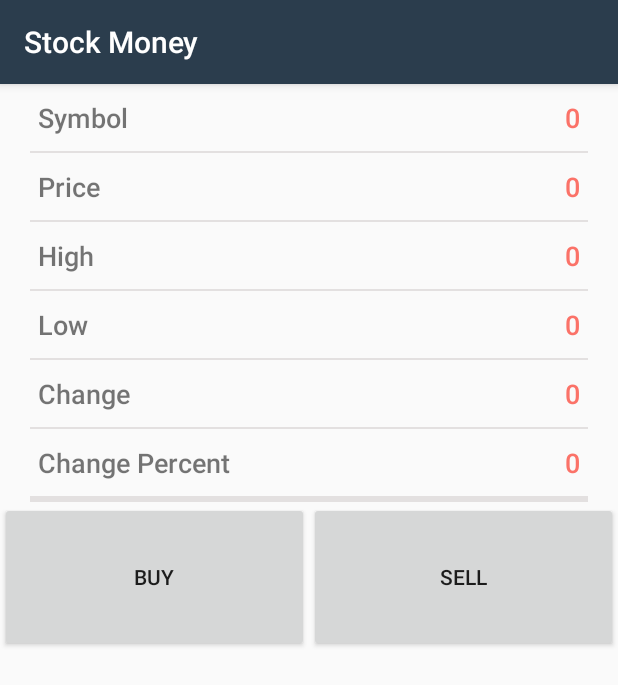
After one commit to ErR0rpj/StockMoney, an Android app: the StockDetailActivity screen opened directly, with no data from a screen before it, on a phone screen of 412 x 824 dp. The commit adds this screen. Shown: the top 685 px of the screen. Run offline under Robolectric (Android 15) with nearby library versions, the phone set to English and light mode, and no system bars; network calls fail.

Commit message:
All error resolved, stockdetailactivity created but not tested

```diff
--- a/app/src/main/AndroidManifest.xml
+++ b/app/src/main/AndroidManifest.xml
@@ -2,8 +2,8 @@
 <manifest xmlns:android="http://schemas.android.com/apk/res/android"
     package="com.example.stockmoney">
 
-    <uses-permission android:name="android.permission.INTERNET"/>
-    <uses-permission android:name="android.permission.ACCESS_NETWORK_STATE"/>
+    <uses-permission android:name="android.permission.INTERNET" />
+    <uses-permission android:name="android.permission.ACCESS_NETWORK_STATE" />
 
     <application
         android:allowBackup="true"
@@ -12,6 +12,7 @@
         android:roundIcon="@mipmap/ic_launcher_round"
         android:supportsRtl="true"
         android:theme="@style/AppTheme">
+        <activity android:name=".StockDetailActivity"></activity>
         <activity
             android:name=".MainActivity"
             android:label="@string/app_name">
--- /dev/null
+++ b/app/src/main/java/com/example/stockmoney/StockDetailActivity.java
@@ -0,0 +1,14 @@
+package com.example.stockmoney;
+
+import androidx.appcompat.app.AppCompatActivity;
+
+import android.os.Bundle;
+
+public class StockDetailActivity extends AppCompatActivity {
+
+    @Override
+    protected void onCreate(Bundle savedInstanceState) {
+        super.onCreate(savedInstanceState);
+        setContentView(R.layout.activity_stock_detail);
+    }
+}
--- a/app/src/main/java/com/example/stockmoney/ui/search/SearchFragment.java
+++ b/app/src/main/java/com/example/stockmoney/ui/search/SearchFragment.java
@@ -72,7 +72,7 @@ public class SearchFragment extends Fragment {
          listViewstocks.setOnItemClickListener(new AdapterView.OnItemClickListener() {
              @Override
              public void onItemClick(AdapterView<?> parent, View view, int position, long id) {
-                    startActivity(new Intent(getApplicationContext(), StockDetailActivity.class).putExtra("position",position));
+                    startActivity(new Intent(getContext(), StockDetailActivity.class).putExtra("position",position));
              }
          });
 
@@ -149,7 +149,7 @@ public class SearchFragment extends Fragment {
 
                     }
 
-                    mystockadapter = new mystockadapter(SearchFragment.this,stockmodelList);
+                    mystockadapter = new mystockadapter(getActivity(),stockmodelList);
                     listViewstocks.setAdapter(mystockadapter);
 
 
--- /dev/null
+++ b/app/src/main/res/layout/activity_stock_detail.xml
@@ -0,0 +1,264 @@
+<?xml version="1.0" encoding="utf-8"?>
+<LinearLayout xmlns:android="http://schemas.android.com/apk/res/android"
+    xmlns:app="http://schemas.android.com/apk/res-auto"
+    xmlns:tools="http://schemas.android.com/tools"
+    android:layout_width="match_parent"
+    android:layout_height="match_parent"
+    android:orientation="vertical"
+    tools:context=".StockDetailActivity">
+
+    <RelativeLayout
+        android:layout_width="match_parent"
+        android:layout_height="wrap_content"
+        android:layout_marginRight="25dp"
+        android:layout_marginLeft="25dp"
+        android:layout_marginTop="10dp"
+        android:layout_marginBottom="10dp">
+
+        <TextView
+            android:layout_width="wrap_content"
+            android:layout_height="wrap_content"
+            android:fontFamily="sans-serif-light"
+            android:text="Symbol"
+            android:textStyle="bold"
+            android:textSize="18sp"/>
+        <TextView
+            android:id="@+id/symbol"
+            android:layout_width="fill_parent"
+            android:layout_height="wrap_content"
+            android:text="0"
+            android:textAlignment="textEnd"
+            android:textSize="18sp"
+            android:textColor="@color/color_one"
+            android:textStyle="bold"
+            android:fontFamily="sans-serif-light"
+            android:layout_alignParentRight="true"/>
+
+    </RelativeLayout>
+    <View
+        android:layout_width="match_parent"
+        android:layout_height="1dp"
+        android:background="@color/color_two"
+        android:layout_marginLeft="20dp"
+        android:layout_marginRight="20dp"
+        />
+    <RelativeLayout
+        android:layout_width="match_parent"
+        android:layout_height="wrap_content"
+        android:layout_marginRight="25dp"
+        android:layout_marginLeft="25dp"
+        android:layout_marginTop="10dp"
+        android:layout_marginBottom="10dp">
+
+        <TextView
+            android:layout_width="wrap_content"
+            android:layout_height="wrap_content"
+            android:fontFamily="sans-serif-light"
+            android:text="Price"
+            android:textStyle="bold"
+            android:textSize="18sp"/>
+        <TextView
+            android:layout_width="fill_parent"
+            android:layout_height="wrap_content"
+            android:text="0"
+            android:id="@+id/price"
+            android:textAlignment="textEnd"
+            android:textSize="18sp"
+
+            android:textColor="@color/color_one"
+            android:textStyle="bold"
+            android:fontFamily="sans-serif-light"
+            android:layout_alignParentRight="true"/>
+
+    </RelativeLayout>
+    <View
+        android:layout_width="match_parent"
+        android:layout_height="1dp"
+        android:background="@color/color_two"
+        android:layout_marginLeft="20dp"
+        android:layout_marginRight="20dp"
+        />
+    <RelativeLayout
+        android:layout_width="match_parent"
+        android:layout_height="wrap_content"
+        android:layout_marginRight="25dp"
+        android:layout_marginLeft="25dp"
+        android:layout_marginTop="10dp"
+        android:layout_marginBottom="10dp">
+
+        <TextView
+            android:layout_width="wrap_content"
+            android:layout_height="wrap_content"
+            android:fontFamily="sans-serif-light"
+            android:text="High"
+            android:textStyle="bold"
+            android:textSize="18sp"/>
+        <TextView
+            android:layout_width="fill_parent"
+            android:layout_height="wrap_content"
+            android:text="0"
+            android:id="@+id/high"
+            android:textAlignment="textEnd"
+            android:textSize="18sp"
+
+            android:textColor="@color/color_one"
+            android:textStyle="bold"
+            android:fontFamily="sans-serif-light"
+            android:layout_alignParentRight="true"/>
+
+    </RelativeLayout>
+    <View
+        android:layout_width="match_parent"
+        android:layout_height="1dp"
+        android:background="@color/color_two"
+        android:layout_marginLeft="20dp"
+        android:layout_marginRight="20dp"
+        />
+    <RelativeLayout
+        android:layout_width="match_parent"
+        android:layout_height="wrap_content"
+        android:layout_marginRight="25dp"
+        android:layout_marginLeft="25dp"
+        android:layout_marginTop="10dp"
+        android:layout_marginBottom="10dp">
+
+        <TextView
+            android:layout_width="wrap_content"
+            android:layout_height="wrap_content"
+            android:fontFamily="sans-serif-light"
+            android:text="Low"
+            android:textStyle="bold"
+            android:textSize="18sp"/>
+        <TextView
+            android:layout_width="fill_parent"
+            android:layout_height="wrap_content"
+            android:text="0"
+            android:id="@+id/low"
+            android:textAlignment="textEnd"
+            android:textSize="18sp"
+
+            android:textColor="@color/color_one"
+            android:textStyle="bold"
+            android:fontFamily="sans-serif-light"
+            android:layout_alignParentRight="true"/>
+
+    </RelativeLayout>
+    <View
+        android:layout_width="match_parent"
+        android:layout_height="1dp"
+        android:background="@color/color_two"
+        android:layout_marginLeft="20dp"
+        android:layout_marginRight="20dp"
+        />
+    <RelativeLayout
+        android:layout_width="match_parent"
+        android:layout_height="wrap_content"
+        android:layout_marginRight="25dp"
+        android:layout_marginLeft="25dp"
+        android:layout_marginTop="10dp"
+        android:layout_marginBottom="10dp">
+
+        <TextView
+            android:layout_width="wrap_content"
+            android:layout_height="wrap_content"
+            android:fontFamily="sans-serif-light"
+            android:text="Change"
+            android:textStyle="bold"
+            android:textSize="18sp"/>
+        <TextView
+            android:layout_width="fill_parent"
+            android:layout_height="wrap_content"
+            android:text="0"
+            android:id="@+id/chg"
+            android:textAlignment="textEnd"
+            android:textSize="18sp"
+
+            android:textColor="@color/color_one"
+            android:textStyle="bold"
+            android:fontFamily="sans-serif-light"
+            android:layout_alignParentRight="true"/>
+
+    </RelativeLayout>
+    <View
+        android:layout_width="match_parent"
+        android:layout_height="1dp"
+        android:background="@color/color_two"
+        android:layout_marginLeft="20dp"
+        android:layout_marginRight="20dp"
+        />
+    <RelativeLayout
+        android:layout_width="match_parent"
+        android:layout_height="wrap_content"
+        android:layout_marginRight="25dp"
+        android:layout_marginLeft="25dp"
+        android:layout_marginTop="10dp"
+        android:layout_marginBottom="10dp">
+
+        <TextView
+            android:layout_width="wrap_content"
+            android:layout_height="wrap_content"
+            android:fontFamily="sans-serif-light"
+            android:text="Change Percent"
+            android:textStyle="bold"
+            android:textSize="18sp"/>
+        <TextView
+            android:layout_width="fill_parent"
+            android:layout_height="wrap_content"
+            android:text="0"
+            android:id="@+id/chg_percent"
+            android:textAlignment="textEnd"
+            android:textSize="18sp"
+
+            android:textColor="@color/color_one"
+            android:textStyle="bold"
+            android:fontFamily="sans-serif-light"
+            android:layout_alignParentRight="true"/>
+
+    </RelativeLayout>
+    <View
+        android:layout_width="match_parent"
+        android:layout_height="1dp"
+        android:background="@color/color_two"
+        android:layout_marginLeft="20dp"
+        android:layout_marginRight="20dp"
+        />
+
+    <View
+        android:layout_width="match_parent"
+        android:layout_height="1dp"
+        android:background="@color/color_two"
+        android:layout_marginLeft="20dp"
+        android:layout_marginRight="20dp"
+        />
+
+    <View
+        android:layout_width="match_parent"
+        android:layout_height="1dp"
+        android:background="@color/color_two"
+        android:layout_marginLeft="20dp"
+        android:layout_marginRight="20dp"
+        />
+
+    <LinearLayout
+        android:id="@+id/LinearLayout02"
+        android:layout_height="wrap_content"
+        android:layout_width="match_parent"
+        android:layout_alignParentBottom="true">
+        <Button
+            android:id="@+id/Buy"
+            android:layout_width="10dp"
+            android:layout_height="100dp"
+            android:layout_weight="1"
+            android:text="BUY" >
+        </Button>
+        <Button
+            android:id="@+id/Sell"
+            android:layout_width="10dp"
+            android:layout_height="100dp"
+            android:layout_weight="1"
+            android:text="SELL" >
+        </Button>
+    </LinearLayout>
+
+
+</LinearLayout>
--- a/app/src/main/res/values/strings.xml
+++ b/app/src/main/res/values/strings.xml
@@ -1,6 +1,6 @@
 <resources>
-<!--    <string name="facebook_application_id">872254166516586</string>-->
-<!--    <string name="facebook_login_protocol_scheme">fb872254166516586</string>-->
+    <!--    <string name="facebook_application_id">872254166516586</string>-->
+    <!--    <string name="facebook_login_protocol_scheme">fb872254166516586</string>-->
 
     <string name="app_name">Stock Money</string>
     <string name="title_watchlist">Watchlist</string>
```
